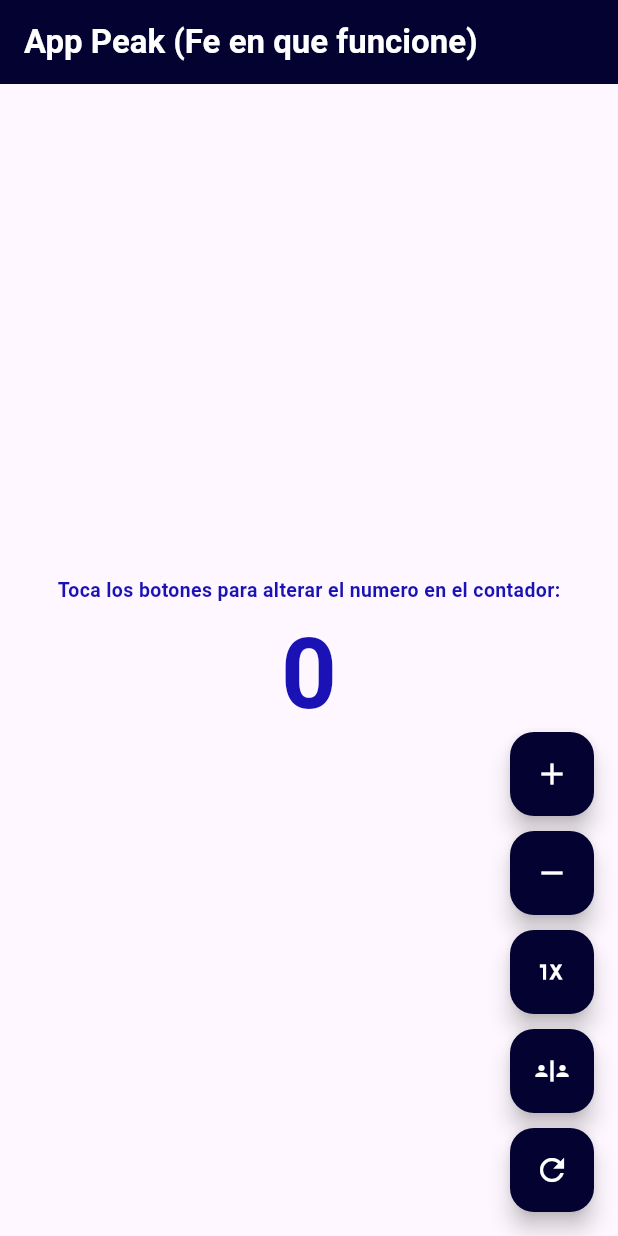
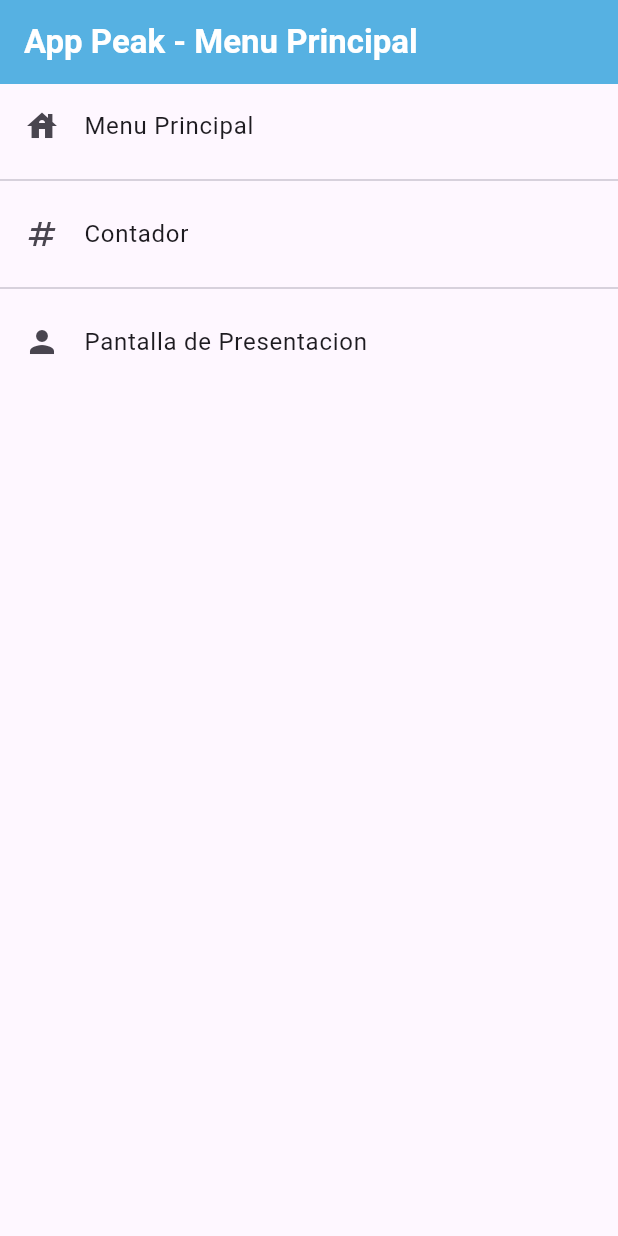
Before and after one commit to Andres-14/contador_progiii_andres, a Flutter app: the screen it shows after launch, on a phone screen of 412 x 824 dp. Run offline on Flutter 3.47's test engine with Material 3 defaults, Android fonts, the phone set to English and light mode, and no system bars.

Commit message:
agregue los archivos home_screen y presentation_screen, trabaje mejor el codigo de los temas para tener los textos y los botones del tema claro y oscuro configurado unicamente desde ahi, tambien optimice el codigo del contador y agregue los nuevos archivos de pantallas a app_routes

```diff
--- a/lib/main.dart
+++ b/lib/main.dart
@@ -13,7 +13,7 @@ class MyApp extends StatelessWidget {
       debugShowCheckedModeBanner: false,
       initialRoute: AppRoutes.initialRoute,
       routes: AppRoutes.routes,
-      title: 'App Peak (Fe en que funcione)',
+      title: 'Contador Prog III Andres',
       theme: AppTheme.lightTheme,
       darkTheme: AppTheme.darkTheme,
     );
--- a/lib/routes/app_routes.dart
+++ b/lib/routes/app_routes.dart
@@ -4,13 +4,17 @@ import 'package:contador_progiii_andres/screens/screens.dart';
 
 class AppRoutes {
 
-  static const initialRoute = '/counter';
+  static const initialRoute = '/home';
 
   static final menuOptions = <MenuOptions>[
-    MenuOptions(route: '/counter', icon: Icons.add, name: 'Pantalla Principal: Contador', screen: const CounterScreen()),
+    MenuOptions(route: '/home', icon: Icons.house, name:'Menu Principal', screen: const HomeScreen()),
+    MenuOptions(route: '/counter', icon: Icons.numbers, name: 'Contador', screen: const CounterScreen()),
+    MenuOptions(route: '/presentation', icon: Icons.person, name: 'Pantalla de Presentacion', screen: const PresentationScreen()),
   ];
 
   static Map<String, Widget Function(BuildContext)> routes = {
+    '/home': (BuildContext context) => const HomeScreen(),
     '/counter': (BuildContext context) => const CounterScreen(),
+    '/presentation': (BuildContext context) => const PresentationScreen(),
   };
 }
--- a/lib/screens/counter_screen.dart
+++ b/lib/screens/counter_screen.dart
@@ -46,16 +46,15 @@ class _CounterScreenState extends State<CounterScreen> {
   Widget build(BuildContext context) {
     return Scaffold(
       appBar: AppBar(
-        title: const Text('App Peak (Fe en que funcione)', style: TextStyle(fontSize: 22, fontWeight: FontWeight.bold, color: Colors.white),),
-        backgroundColor: const Color.fromARGB(255, 3, 2, 49),
+        title: const Text('Contador (Fe en que funcione)', style: TextStyle(fontSize: 22, fontWeight: FontWeight.bold),),
         ),
 
       body: Center(
         child: Column(
           mainAxisAlignment: MainAxisAlignment.center,
           children: [
-            const Text('Toca los botones para alterar el numero en el contador:', style: TextStyle(fontSize: 13, fontWeight: FontWeight.bold, color: Color.fromARGB(255, 26, 18, 180)),),
-            Text('$_counter', style: const TextStyle(fontSize: 65, fontWeight: FontWeight.bold, color: Color.fromARGB(255, 26, 18, 180)),),
+            const Text('Toca los botones para alterar el numero en el contador:', style: TextStyle(fontSize: 13, fontWeight: FontWeight.bold),),
+            Text('$_counter', style: const TextStyle(fontSize: 65, fontWeight: FontWeight.bold),),
           ],
         ),
       ),
@@ -68,8 +67,7 @@ class _CounterScreenState extends State<CounterScreen> {
 
             onPressed: _incrementCounter,
 
-            child: Icon(Icons.add, color: Colors.white,),
-            backgroundColor: const Color.fromARGB(255, 3, 2, 49),
+            child: const Icon(Icons.add),
 
           ),
           const SizedBox(height: 10,),
@@ -79,8 +77,7 @@ class _CounterScreenState extends State<CounterScreen> {
 
             onPressed: _decrementCounter,
 
-            child: Icon(Icons.remove, color: Colors.white,),
-            backgroundColor:const Color.fromARGB(255, 3, 2, 49),
+            child: const Icon(Icons.remove),
 
           ),
           const SizedBox(height: 10,),
@@ -89,8 +86,7 @@ class _CounterScreenState extends State<CounterScreen> {
 
             onPressed: _multiplyCounter,
 
-            child: Icon(Icons.one_x_mobiledata, color: Colors.white,),
-            backgroundColor: const Color.fromARGB(255, 3, 2, 49),
+            child: const Icon(Icons.one_x_mobiledata),
 
           ),
           const SizedBox(height: 10,),
@@ -99,8 +95,7 @@ class _CounterScreenState extends State<CounterScreen> {
 
             onPressed: _divideCounter,
 
-            child: Icon(Icons.safety_divider, color: Colors.white,),
-            backgroundColor: const Color.fromARGB(255, 3, 2, 49),
+            child: const Icon(Icons.safety_divider),
 
           ),
           const SizedBox(height: 10,),
@@ -109,8 +104,7 @@ class _CounterScreenState extends State<CounterScreen> {
 
             onPressed: _resetCounter,
 
-            child: Icon(Icons.refresh, color: Colors.white,),
-            backgroundColor: const Color.fromARGB(255, 3, 2, 49),
+            child: const Icon(Icons.refresh),
 
           ),
         ],
--- /dev/null
+++ b/lib/screens/home_screen.dart
@@ -0,0 +1,29 @@
+import 'package:flutter/material.dart';
+import 'package:contador_progiii_andres/routes/app_routes.dart';
+
+class HomeScreen extends StatelessWidget {
+  const HomeScreen({Key? key}) : super(key: key);
+
+  @override
+  Widget build(BuildContext context) {
+    return Scaffold(
+      appBar: AppBar(
+        title: const Text('App Peak - Menu Principal', style: TextStyle(fontSize: 22, fontWeight: FontWeight.bold),),
+      ),
+
+      body: ListView.separated(
+        itemCount: AppRoutes.menuOptions.length,
+        separatorBuilder: (_,__) => const Divider(),
+        itemBuilder: (context, index) {
+          return ListTile(
+            leading: Icon(AppRoutes.menuOptions[index].icon),
+            title: Text(AppRoutes.menuOptions[index].name),
+            onTap: () {
+              Navigator.pushNamed(context, AppRoutes.menuOptions[index].route);
+            },
+          );
+        },
+      ),
+    );
+  }
+}
--- /dev/null
+++ b/lib/screens/presentation_screen.dart
@@ -0,0 +1,15 @@
+import 'package:flutter/material.dart';
+
+class PresentationScreen extends StatelessWidget {
+
+  const PresentationScreen({Key? key}) : super(key: key);
+
+  @override
+  Widget build(BuildContext context) {
+    return const Scaffold(
+      body: Center(
+         child: Text ('PresentationScreen'),
+      ),
+    );
+  }
+}
--- a/lib/screens/screens.dart
+++ b/lib/screens/screens.dart
@@ -1 +1,3 @@
 export 'package:contador_progiii_andres/screens/counter_screen.dart';
+export 'package:contador_progiii_andres/screens/home_screen.dart';
+export 'package:contador_progiii_andres/screens/presentation_screen.dart';
--- a/lib/themes/app_theme.dart
+++ b/lib/themes/app_theme.dart
@@ -1,12 +1,30 @@
 import 'package:flutter/material.dart';
 
 class AppTheme {
-  static Color? primaryColor = const Color.fromARGB(255, 3, 2, 49);
-  static Color? primaryDarker = const Color.fromARGB(255, 2, 0, 26);
+  static Color? primaryColor = const Color.fromARGB(255, 86, 177, 226);
+  static Color? primaryDarker = const Color.fromARGB(255, 24, 86, 153);
+
+  static final TextTheme _lightTextTheme = ThemeData.light().copyWith().textTheme;
 
   static ThemeData lightTheme = ThemeData.light().copyWith(
     appBarTheme: AppBarTheme(
       backgroundColor: primaryColor,
+      foregroundColor: Colors.white,
+    ),
+
+    textTheme: _lightTextTheme.copyWith(
+      bodyLarge: _lightTextTheme.bodyLarge?.copyWith(color: primaryDarker),
+      bodyMedium: _lightTextTheme.bodyMedium?.copyWith(color: primaryDarker),
+      bodySmall: _lightTextTheme.bodySmall?.copyWith(color: primaryDarker),
+
+      titleLarge: _lightTextTheme.titleLarge?.copyWith(color: primaryDarker),
+      titleMedium: _lightTextTheme.titleMedium?.copyWith(color:primaryDarker),
+      titleSmall: _lightTextTheme.titleSmall?.copyWith(color: primaryDarker),
+    ),
+
+    floatingActionButtonTheme: FloatingActionButtonThemeData(
+      backgroundColor: primaryColor,
+      foregroundColor: Colors.white,
     ),
   );
 
@@ -14,5 +32,10 @@ class AppTheme {
     appBarTheme: AppBarTheme(
       backgroundColor: primaryDarker,
     ),
+
+    floatingActionButtonTheme: FloatingActionButtonThemeData(
+        backgroundColor: primaryDarker,
+        foregroundColor: Colors.white,
+    ),
   );
 }
```
